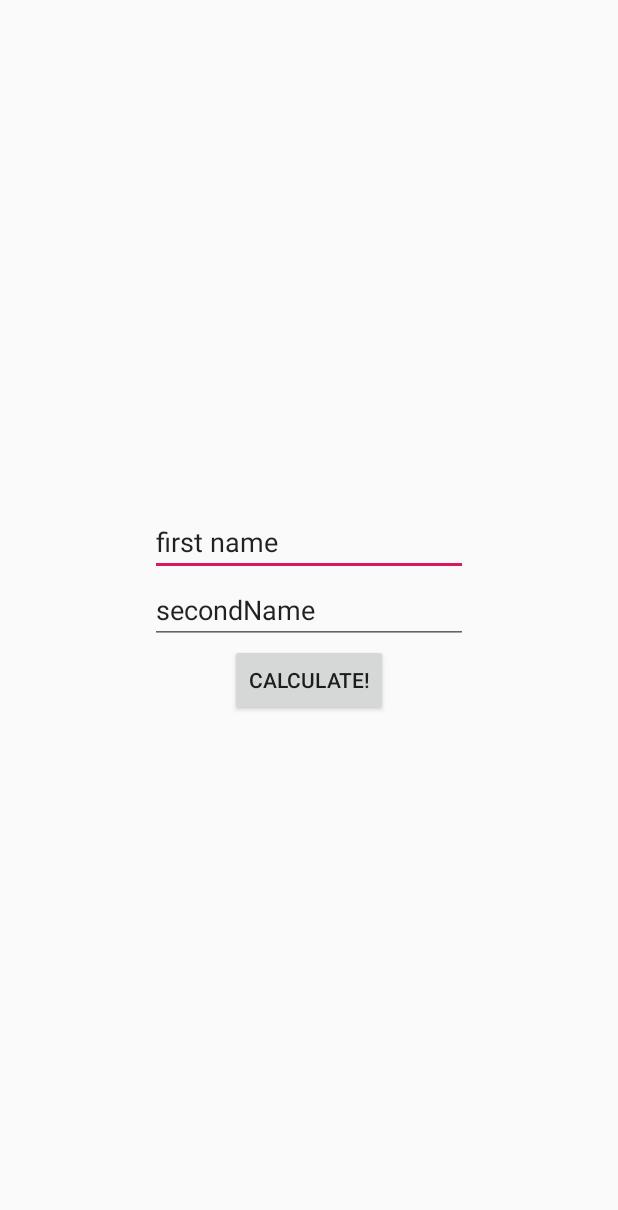
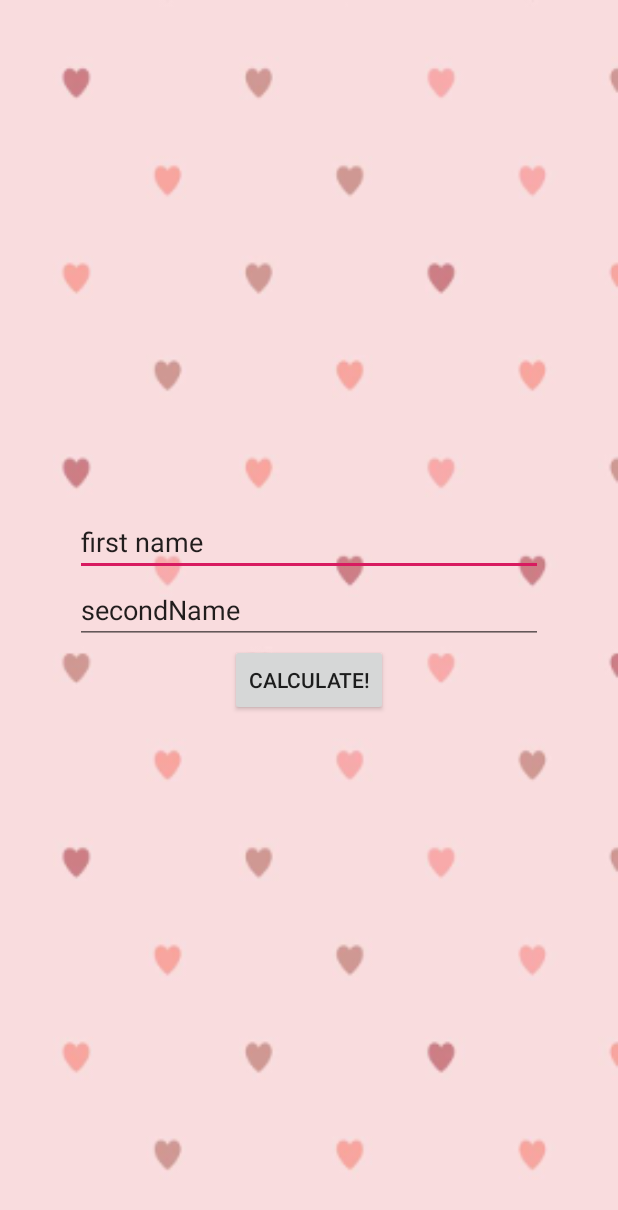
Before and after one commit to fakemariastyles/Love-Calculator, an Android app: the layout layout_love_fragment_layout.xml on its own in the app's theme, with its tools: preview values and no code run, on a phone screen of 412 x 824 dp. Shown: the top 1210 px of the screen. Run offline under Robolectric (Android 15) with nearby library versions, the phone set to English and light mode, and no system bars; network calls fail.

Commit message:
Added background for ui

```diff
--- a/app/src/main/res/layout/layout_love_fragment_layout.xml
+++ b/app/src/main/res/layout/layout_love_fragment_layout.xml
@@ -2,19 +2,26 @@
 <androidx.constraintlayout.widget.ConstraintLayout
         xmlns:android="http://schemas.android.com/apk/res/android"
         xmlns:app="http://schemas.android.com/apk/res-auto"
+        android:layout_gravity="center"
         xmlns:tools="http://schemas.android.com/tools"
-        android:layout_margin="100dp"
         android:layout_width="match_parent" android:layout_height="match_parent">
+    <ImageView
+            android:layout_width="match_parent" android:layout_height="match_parent"
+            android:src="@mipmap/hearts" android:scaleType="fitXY" />
     <EditText android:layout_width="match_parent"
               android:layout_height="wrap_content"
               app:layout_constraintVertical_chainStyle="packed"
               app:layout_constraintTop_toTopOf="parent"
               tools:text="first name"
               app:layout_constraintBottom_toTopOf="@+id/secondName"
+              android:layout_marginLeft="50dp"
+              android:layout_marginRight="50dp"
               android:id="@+id/firstName"/>
     <EditText android:layout_width="match_parent"
               android:layout_height="wrap_content"
               android:id="@+id/secondName"
+              android:layout_marginLeft="50dp"
+              android:layout_marginRight="50dp"
               tools:text="secondName"
               app:layout_constraintTop_toBottomOf="@id/firstName"
               app:layout_constraintBottom_toTopOf="@id/calculate"/>
--- a/app/src/main/res/layout/layout_result_layout.xml
+++ b/app/src/main/res/layout/layout_result_layout.xml
@@ -5,6 +5,9 @@
         xmlns:tools="http://schemas.android.com/tools"
         android:layout_width="match_parent"
         android:layout_height="match_parent">
+    <ImageView
+            android:layout_width="match_parent" android:layout_height="match_parent"
+            android:src="@mipmap/result" android:scaleType="fitXY" />
 
     <TextView
             android:layout_width="wrap_content"
@@ -12,6 +15,7 @@
             tools:text="70%"
             app:layout_constraintVertical_chainStyle="packed"
             app:layout_constraintTop_toTopOf="parent"
+            android:textStyle="bold"
             app:layout_constraintBottom_toTopOf="@id/result"
             app:layout_constraintStart_toStartOf="parent"
             app:layout_constraintEnd_toEndOf="parent"
```
Also changed, not shown: app/src/main/res/mipmap-xxxhdpi/hearts.jpg (added), app/src/main/res/mipmap-xxxhdpi/result.png (added).
